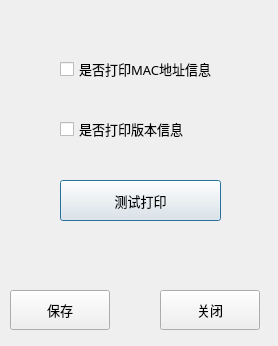
First picture: the form in PDU-MonitorTest/home/home_printdlg.ui, repository ChinaClever/PDU-MonitorTool, before the edit.
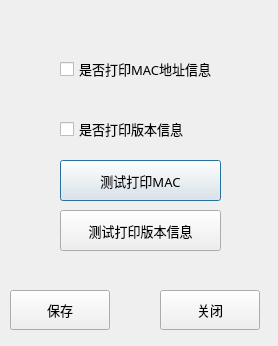
Second picture: the form after the edit.

```diff
--- a/PDU-MonitorTest/home/home_printdlg.ui
+++ b/PDU-MonitorTest/home/home_printdlg.ui
@@ -17,7 +17,7 @@
    <property name="geometry">
     <rect>
      <x>60</x>
-     <y>180</y>
+     <y>160</y>
      <width>161</width>
      <height>41</height>
     </rect>
@@ -29,7 +29,7 @@
     </font>
    </property>
    <property name="text">
-    <string>测试打印</string>
+    <string>测试打印MAC</string>
    </property>
   </widget>
   <widget class="QCheckBox" name="MACCheck">
@@ -132,6 +132,25 @@
     <string>关闭</string>
    </property>
   </widget>
+  <widget class="QPushButton" name="testPrintInfoBtn">
+   <property name="geometry">
+    <rect>
+     <x>60</x>
+     <y>210</y>
+     <width>161</width>
+     <height>41</height>
+    </rect>
+   </property>
+   <property name="font">
+    <font>
+     <family>微软雅黑</family>
+     <pointsize>10</pointsize>
+    </font>
+   </property>
+   <property name="text">
+    <string>测试打印版本信息</string>
+   </property>
+  </widget>
  </widget>
  <resources/>
  <connections/>
```
